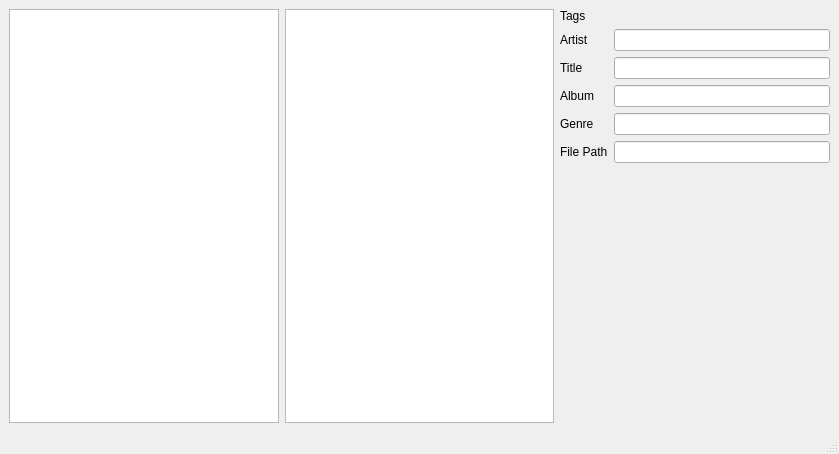
First picture: the form in app/src/mainwindow.ui, repository Hvvang/uTag, before the edit.
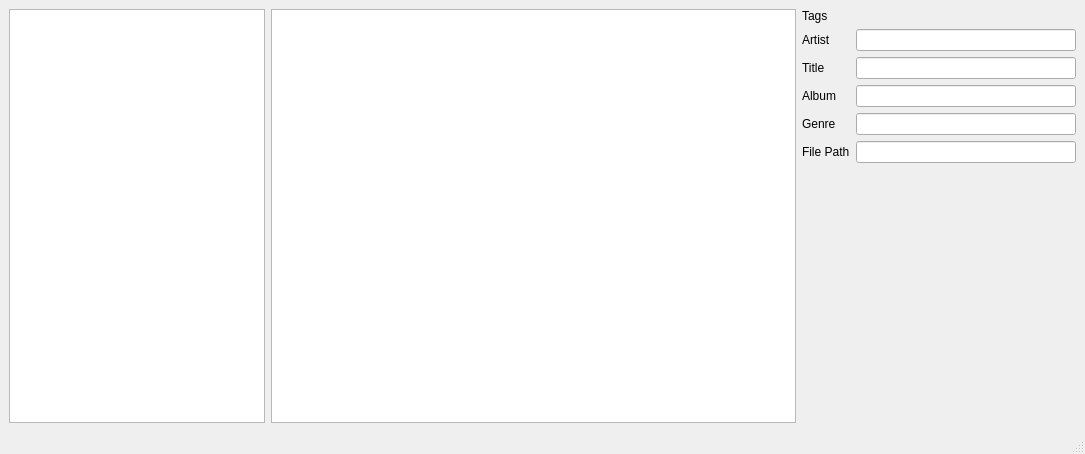
Second picture: the form after the edit. Icons and pictures are not drawn.

Commit message: add error dialog, change filetag class and create table model class for keeping audio files

Patch:
```diff
--- a/app/src/mainwindow.ui
+++ b/app/src/mainwindow.ui
@@ -6,7 +6,7 @@
    <rect>
     <x>0</x>
     <y>0</y>
-    <width>839</width>
+    <width>1085</width>
     <height>454</height>
    </rect>
   </property>
@@ -16,15 +16,25 @@
   <widget class="QWidget" name="centralwidget">
    <layout class="QGridLayout" name="gridLayout_3">
     <item row="0" column="0">
-     <widget class="QTreeView" name="treeView"/>
+     <widget class="QTreeView" name="treeView">
+      <property name="sizePolicy">
+       <sizepolicy hsizetype="Fixed" vsizetype="Expanding">
+        <horstretch>0</horstretch>
+        <verstretch>0</verstretch>
+       </sizepolicy>
+      </property>
+     </widget>
     </item>
-    <item row="0" column="1">
-     <widget class="QListView" name="listView"/>
-    </item>
-    <item row="0" column="2">
+    <item row="0" column="3">
      <layout class="QGridLayout" name="gridLayout">
       <item row="1" column="1" alignment="Qt::AlignBottom">
        <widget class="QLabel" name="label">
+        <property name="sizePolicy">
+         <sizepolicy hsizetype="Fixed" vsizetype="Fixed">
+          <horstretch>0</horstretch>
+          <verstretch>0</verstretch>
+         </sizepolicy>
+        </property>
         <property name="text">
          <string>Tags</string>
         </property>
@@ -38,7 +48,20 @@
        </widget>
       </item>
       <item row="5" column="3">
-       <widget class="QLineEdit" name="lineEdit_3"/>
+       <widget class="QLineEdit" name="lineEdit_3">
+        <property name="sizePolicy">
+         <sizepolicy hsizetype="Fixed" vsizetype="Fixed">
+          <horstretch>0</horstretch>
+          <verstretch>0</verstretch>
+         </sizepolicy>
+        </property>
+        <property name="minimumSize">
+         <size>
+          <width>220</width>
+          <height>0</height>
+         </size>
+        </property>
+       </widget>
       </item>
       <item row="7" column="1">
        <widget class="QLabel" name="label_6">
@@ -48,13 +71,52 @@
        </widget>
       </item>
       <item row="7" column="3">
-       <widget class="QLineEdit" name="lineEdit_5"/>
+       <widget class="QLineEdit" name="lineEdit_5">
+        <property name="sizePolicy">
+         <sizepolicy hsizetype="Fixed" vsizetype="Fixed">
+          <horstretch>0</horstretch>
+          <verstretch>0</verstretch>
+         </sizepolicy>
+        </property>
+        <property name="minimumSize">
+         <size>
+          <width>220</width>
+          <height>0</height>
+         </size>
+        </property>
+       </widget>
       </item>
       <item row="3" column="3">
-       <widget class="QLineEdit" name="lineEdit_1"/>
+       <widget class="QLineEdit" name="lineEdit_1">
+        <property name="sizePolicy">
+         <sizepolicy hsizetype="Fixed" vsizetype="Fixed">
+          <horstretch>0</horstretch>
+          <verstretch>0</verstretch>
+         </sizepolicy>
+        </property>
+        <property name="minimumSize">
+         <size>
+          <width>220</width>
+          <height>0</height>
+         </size>
+        </property>
+       </widget>
       </item>
       <item row="4" column="3">
-       <widget class="QLineEdit" name="lineEdit_2"/>
+       <widget class="QLineEdit" name="lineEdit_2">
+        <property name="sizePolicy">
+         <sizepolicy hsizetype="Fixed" vsizetype="Fixed">
+          <horstretch>0</horstretch>
+          <verstretch>0</verstretch>
+         </sizepolicy>
+        </property>
+        <property name="minimumSize">
+         <size>
+          <width>220</width>
+          <height>0</height>
+         </size>
+        </property>
+       </widget>
       </item>
       <item row="5" column="1">
        <widget class="QLabel" name="label_4">
@@ -71,7 +133,20 @@
        </widget>
       </item>
       <item row="6" column="3">
-       <widget class="QLineEdit" name="lineEdit_4"/>
+       <widget class="QLineEdit" name="lineEdit_4">
+        <property name="sizePolicy">
+         <sizepolicy hsizetype="Fixed" vsizetype="Fixed">
+          <horstretch>0</horstretch>
+          <verstretch>0</verstretch>
+         </sizepolicy>
+        </property>
+        <property name="minimumSize">
+         <size>
+          <width>220</width>
+          <height>0</height>
+         </size>
+        </property>
+       </widget>
       </item>
       <item row="4" column="1">
        <widget class="QLabel" name="label_3">
@@ -82,6 +157,12 @@
       </item>
       <item row="1" column="3" alignment="Qt::AlignHCenter|Qt::AlignVCenter">
        <widget class="QLabel" name="label_7">
+        <property name="sizePolicy">
+         <sizepolicy hsizetype="Fixed" vsizetype="Fixed">
+          <horstretch>0</horstretch>
+          <verstretch>0</verstretch>
+         </sizepolicy>
+        </property>
         <property name="text">
          <string/>
         </property>
@@ -105,6 +186,37 @@
       </item>
      </layout>
     </item>
+    <item row="0" column="1">
+     <widget class="QTableView" name="tableView">
+      <property name="sizePolicy">
+       <sizepolicy hsizetype="Expanding" vsizetype="Expanding">
+        <horstretch>0</horstretch>
+        <verstretch>0</verstretch>
+       </sizepolicy>
+      </property>
+      <property name="minimumSize">
+       <size>
+        <width>500</width>
+        <height>0</height>
+       </size>
+      </property>
+      <property name="sortingEnabled">
+       <bool>true</bool>
+      </property>
+      <attribute name="horizontalHeaderCascadingSectionResizes">
+       <bool>true</bool>
+      </attribute>
+      <attribute name="horizontalHeaderMinimumSectionSize">
+       <number>19</number>
+      </attribute>
+      <attribute name="horizontalHeaderStretchLastSection">
+       <bool>false</bool>
+      </attribute>
+      <attribute name="verticalHeaderStretchLastSection">
+       <bool>false</bool>
+      </attribute>
+     </widget>
+    </item>
    </layout>
   </widget>
   <widget class="QMenuBar" name="menubar">
```
Left out of the diff: 2 changed lines with no effect on the pictures. The commit also changes 13 other files.
